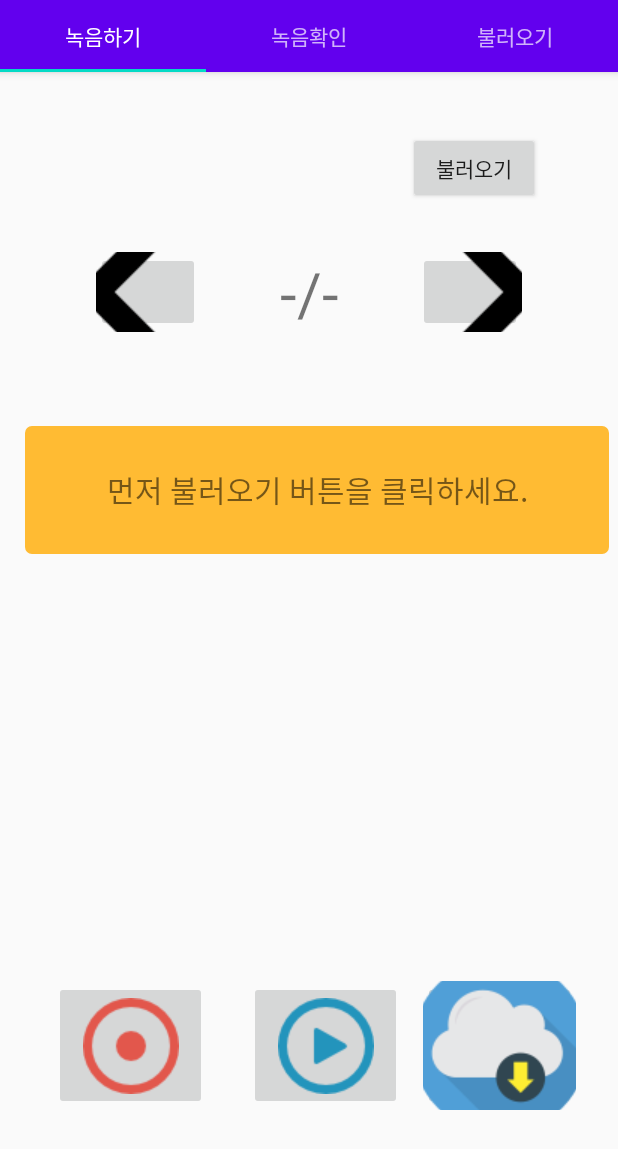
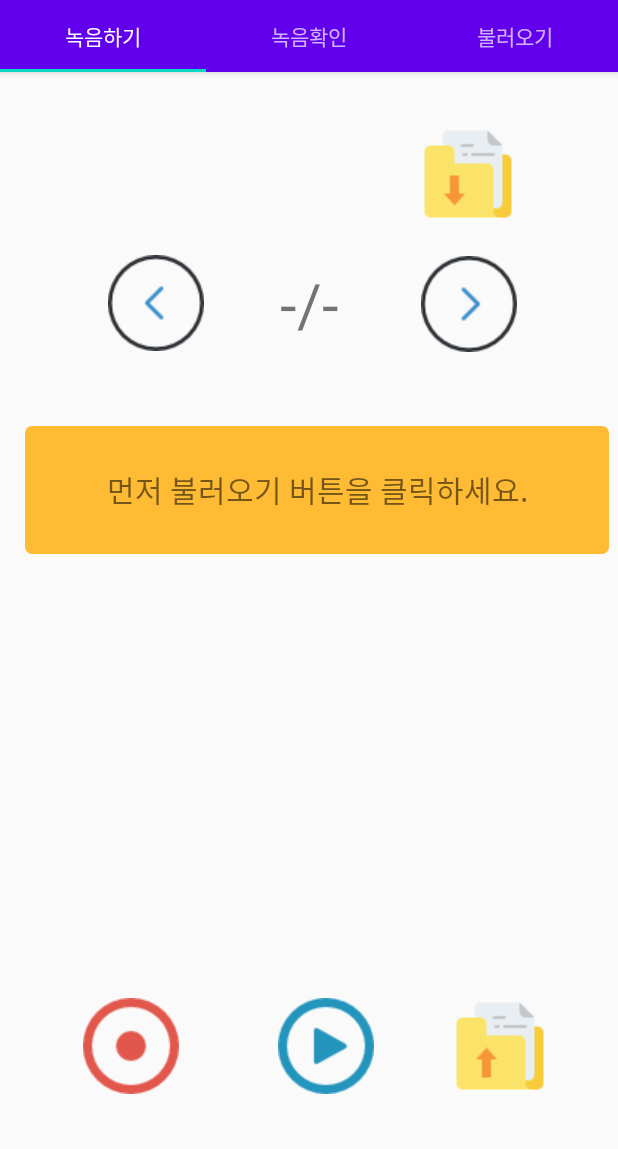
Before and after one commit to halflife2/BixbyVoiceRecorder, an Android app: the screen it shows after launch (MainActivity), on a phone screen of 412 x 824 dp. Shown: the top 1149 px of the screen. Run offline under Robolectric (Android 15) with nearby library versions, the phone set to English and light mode, and no system bars; 2 statements that could not run were skipped.

Commit message:
modified png file

```diff
--- a/app/src/main/res/layout/fragment_main.xml
+++ b/app/src/main/res/layout/fragment_main.xml
@@ -7,22 +7,10 @@
     android:layout_height="match_parent"
     tools:context=".PlaceholderFragment">
 
-    <Button
-        android:id="@+id/button"
-        android:layout_width="wrap_content"
-        android:layout_height="wrap_content"
-        android:layout_marginTop="40dp"
-        android:layout_marginEnd="52dp"
-        android:layout_marginRight="52dp"
-        android:text="불러오기"
-        app:layout_constraintEnd_toEndOf="parent"
-        app:layout_constraintTop_toTopOf="parent"
-        tools:ignore="MissingConstraints" />
-
     <TextView
         android:id="@+id/textView"
-        android:layout_width="98dp"
-        android:layout_height="53dp"
+        android:layout_width="93dp"
+        android:layout_height="69dp"
         android:layout_marginTop="120dp"
         android:gravity="center_horizontal|bottom|top"
         android:text="-/-"
@@ -58,6 +46,7 @@
         android:layout_marginLeft="36dp"
         android:layout_marginBottom="84dp"
         android:src="@drawable/record"
+        android:background="@android:color/transparent"
         app:layout_constraintBottom_toBottomOf="parent"
         app:layout_constraintStart_toStartOf="parent"
         tools:ignore="MissingConstraints" />
@@ -70,6 +59,7 @@
         android:layout_marginStart="36dp"
         android:layout_marginLeft="36dp"
         android:layout_marginBottom="84dp"
+        android:background="@android:color/transparent"
         android:src="@drawable/stop"
         app:layout_constraintBottom_toBottomOf="parent"
         app:layout_constraintStart_toStartOf="parent"
@@ -82,8 +72,9 @@
         android:layout_height="86dp"
 
         android:layout_marginStart="28dp"
-        android:layout_marginLeft="28dp"
+        android:layout_marginLeft="20dp"
         android:layout_marginBottom="84dp"
+        android:background="@android:color/transparent"
         android:src="@drawable/play"
         app:layout_constraintBottom_toBottomOf="parent"
         app:layout_constraintEnd_toStartOf="@+id/downloadButton"
@@ -93,36 +84,51 @@
 
     <ImageButton
         android:id="@+id/backbutton"
-        android:layout_width="69dp"
-        android:layout_height="53dp"
+        android:layout_width="79dp"
+        android:layout_height="67dp"
         android:layout_marginStart="64dp"
         android:layout_marginLeft="64dp"
         android:layout_marginTop="120dp"
+        android:background="@android:color/transparent"
         android:src="@drawable/left_arrow"
         app:layout_constraintStart_toStartOf="parent"
         app:layout_constraintTop_toTopOf="parent" />
 
     <ImageButton
         android:id="@+id/nextbutton"
-        android:layout_width="69dp"
-        android:layout_height="53dp"
+        android:layout_width="71dp"
+        android:layout_height="69dp"
         android:layout_marginTop="120dp"
         android:layout_marginEnd="64dp"
         android:layout_marginRight="64dp"
+        android:background="@android:color/transparent"
         android:src="@drawable/right_arrow"
         app:layout_constraintEnd_toEndOf="parent"
         app:layout_constraintTop_toTopOf="parent" />
 
     <ImageButton
-        android:id="@+id/downloadButton"
+        android:id="@+id/uploadButton"
         android:layout_width="102dp"
         android:layout_height="86dp"
         android:layout_marginEnd="28dp"
         android:layout_marginRight="28dp"
         android:layout_marginBottom="84dp"
-        android:src="@drawable/download"
+        android:src="@drawable/upload"
+        android:background="@android:color/transparent"
         app:layout_constraintBottom_toBottomOf="parent"
         app:layout_constraintEnd_toEndOf="parent"
         tools:ignore="MissingConstraints" />
 
+    <ImageButton
+        android:id="@+id/downloadButton"
+        android:layout_width="wrap_content"
+        android:layout_height="wrap_content"
+        android:layout_marginTop="36dp"
+        android:layout_marginEnd="68dp"
+        android:layout_marginRight="68dp"
+        android:background="@android:color/transparent"
+        android:src="@drawable/download"
+        app:layout_constraintEnd_toEndOf="parent"
+        app:layout_constraintTop_toTopOf="parent" />
+
 </androidx.constraintlayout.widget.ConstraintLayout>
```
Also changed, not shown: app/src/main/res/drawable/download.png, app/src/main/res/drawable/left_arrow.png, app/src/main/res/drawable/right_arrow.png, app/src/main/res/drawable/upload.png (added).
